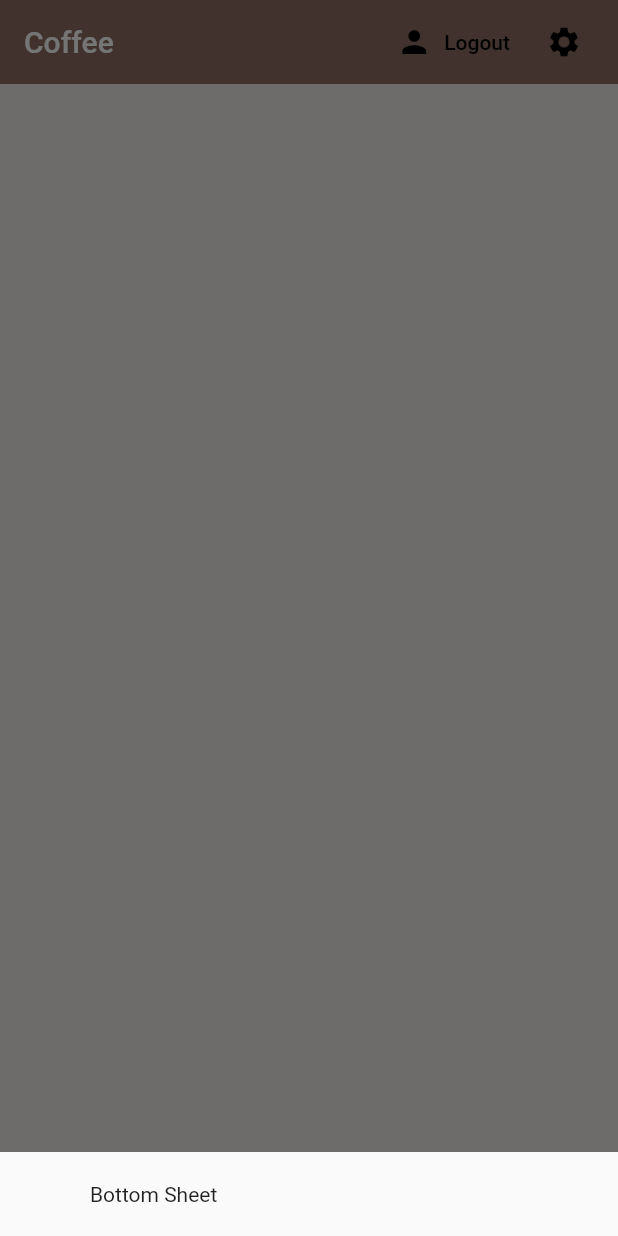
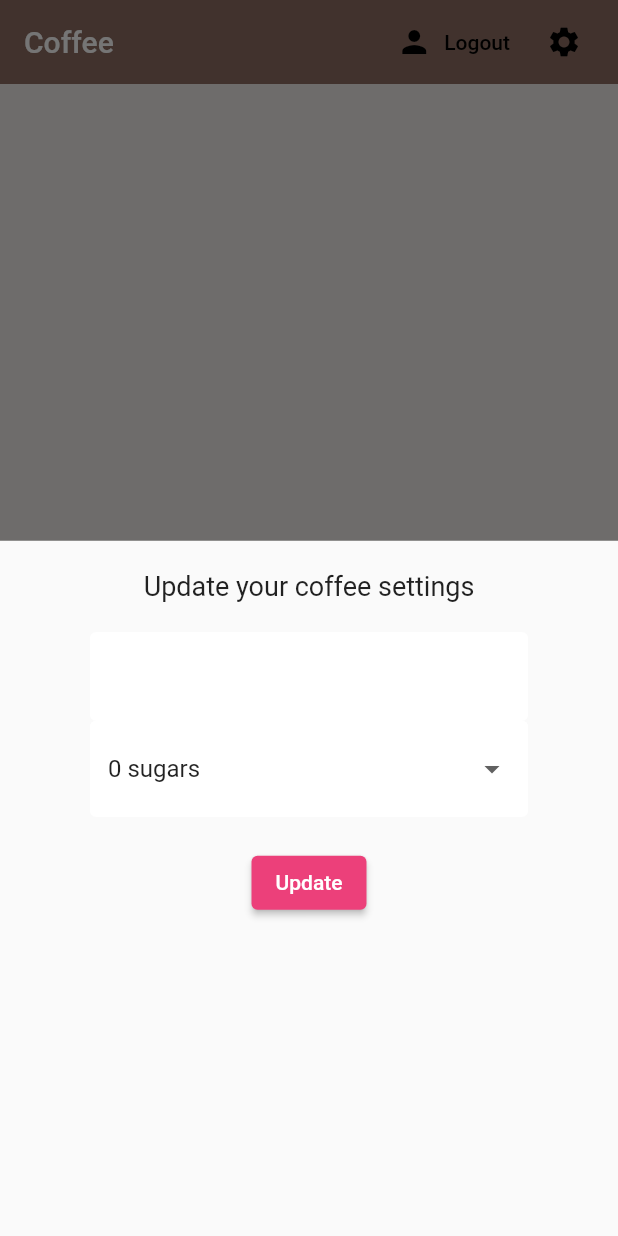
Before and after one commit to RUPAAK/flutter-firebase, a Flutter app: the screen it shows once a user with an empty profile is signed in, after a tap on the "settings" icon, on a phone screen of 412 x 824 dp. Run offline on Flutter 3.47's test engine with Material 2 defaults, Android fonts, the light colour scheme and no system bars; our stand-ins replace cloud_firestore, firebase_auth, firebase_core, flutter_spinkit; accounts and stored records are empty.

Commit message:
dropdon button

```diff
--- a/lib/screens/home/home.dart
+++ b/lib/screens/home/home.dart
@@ -1,6 +1,7 @@
 import 'package:cloud_firestore/cloud_firestore.dart';
 import 'package:coffee/models/coffee.dart';
 import 'package:coffee/screens/home/coffee-list.dart';
+import 'package:coffee/screens/home/setting_form.dart';
 import 'package:coffee/service/auth.dart';
 import 'package:coffee/service/database.dart';
 import 'package:flutter/material.dart';
@@ -19,7 +20,7 @@ class Home extends StatelessWidget {
           builder: (context) {
             return Container(
               padding: EdgeInsets.symmetric(vertical: 20.0, horizontal: 60.0),
-              child: Text('Bottom Sheet'),
+              child: SettingsForm(),
             );
           });
     }
--- /dev/null
+++ b/lib/screens/home/setting_form.dart
@@ -0,0 +1,68 @@
+import 'package:coffee/shared/constants.dart';
+import 'package:flutter/material.dart';
+
+class SettingsForm extends StatefulWidget {
+  const SettingsForm({Key? key}) : super(key: key);
+
+  @override
+  _SettingsFormState createState() => _SettingsFormState();
+}
+
+class _SettingsFormState extends State<SettingsForm> {
+  final _formKey = GlobalKey<FormState>();
+  final List<String> sugars = ['0', '1', '2', '3', '4'];
+
+  String? _currentName;
+  String? _currentSugars;
+  int? _currentStrength;
+
+  @override
+  Widget build(BuildContext context) {
+    return Form(
+      key: _formKey,
+      child: Column(
+        children: [
+          Text(
+            'Update your coffee settings',
+            style: TextStyle(fontSize: 18.0),
+          ),
+          SizedBox(height: 20.0),
+          TextFormField(
+            decoration: textInputDecoration,
+            validator: (val) => val!.isEmpty ? "Please Enter a name" : null,
+            onChanged: (val) => setState(() {
+              _currentName = val;
+            }),
+          ),
+
+          DropdownButtonFormField<String>(
+            decoration: textInputDecoration,
+            value: _currentSugars ?? '0',
+            items: sugars.map((sugar) {
+              return DropdownMenuItem(
+                value: sugar,
+                child: Text("$sugar sugars"),
+              );
+            }).toList(),
+            onChanged: (val) => setState(() => _currentSugars = val),
+          ),
+
+          SizedBox(height: 20.0),
+
+          //dorpdon
+
+          ElevatedButton(
+              onPressed: () async {
+                print(_currentName);
+                print(_currentStrength);
+              },
+              style: ElevatedButton.styleFrom(primary: Colors.pink[400]),
+              child: Text(
+                'Update',
+                style: TextStyle(color: Colors.white),
+              ))
+        ],
+      ),
+    );
+  }
+}
```
